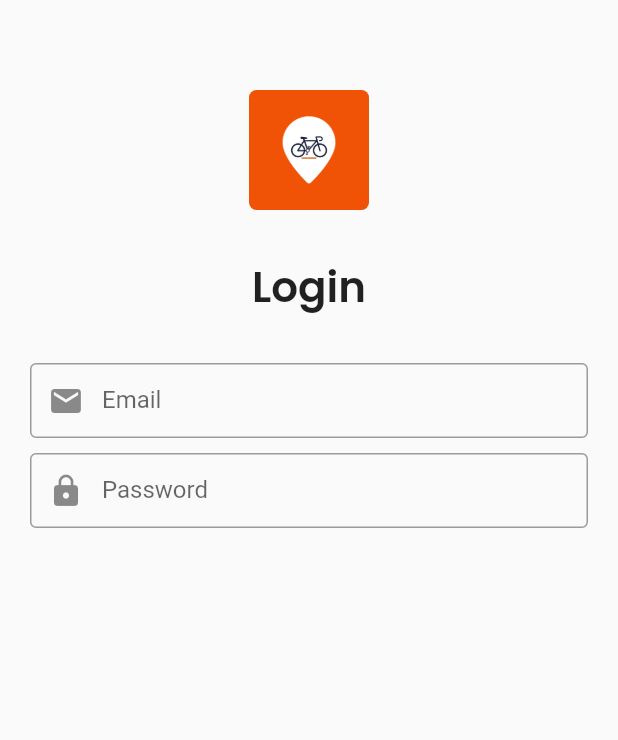
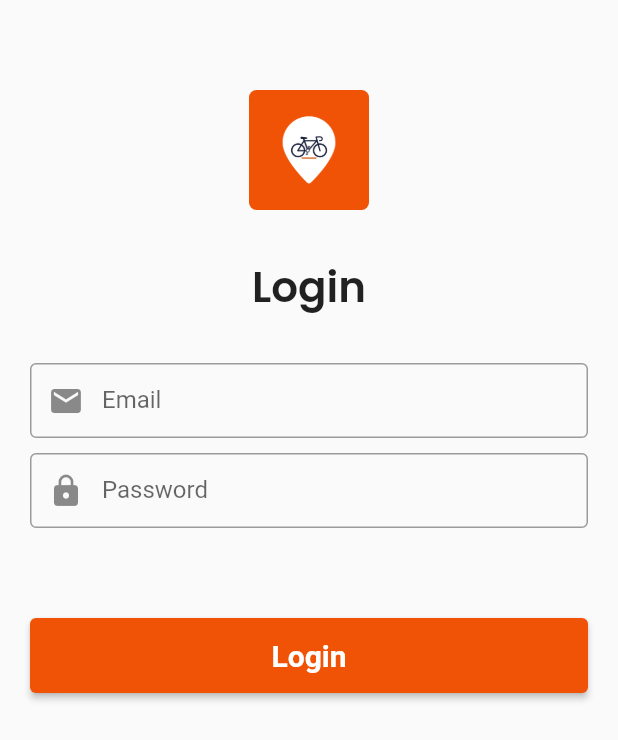
Before and after one commit to kamilawad/Bike-Track, a Flutter app: the LoginScreen screen opened by its route, on a phone screen of 412 x 824 dp. Shown: the top 740 px of the screen. Run offline on Flutter 3.47's test engine with Material 3 defaults, Android fonts, the light colour scheme and no system bars; our stand-ins replace google_fonts.

Commit message:
frontend - add login button

```diff
--- a/mobile_flutter/lib/screens/auth/login_screen.dart
+++ b/mobile_flutter/lib/screens/auth/login_screen.dart
@@ -66,6 +66,28 @@ class _LoginScreenState extends State<LoginScreen> {
                       ),
                     ),
                   ),
+
+                  const SizedBox(height: 60),
+                  ElevatedButton(
+                    onPressed: () {},
+                    child: Container(
+                      height: 50,
+                      decoration: BoxDecoration(
+                        borderRadius: BorderRadius.circular(5),
+                        color: const Color(0xFFF05206),
+                      ),
+                      child: const Center(
+                        child: Text(
+                          "Login",
+                          style: TextStyle(
+                            color: Colors.white,
+                            fontSize: 20,
+                            fontWeight: FontWeight.w600,
+                          ),
+                        ),
+                      ),
+                    ),
+                  ),
                 ],
               ),
             ),
```
